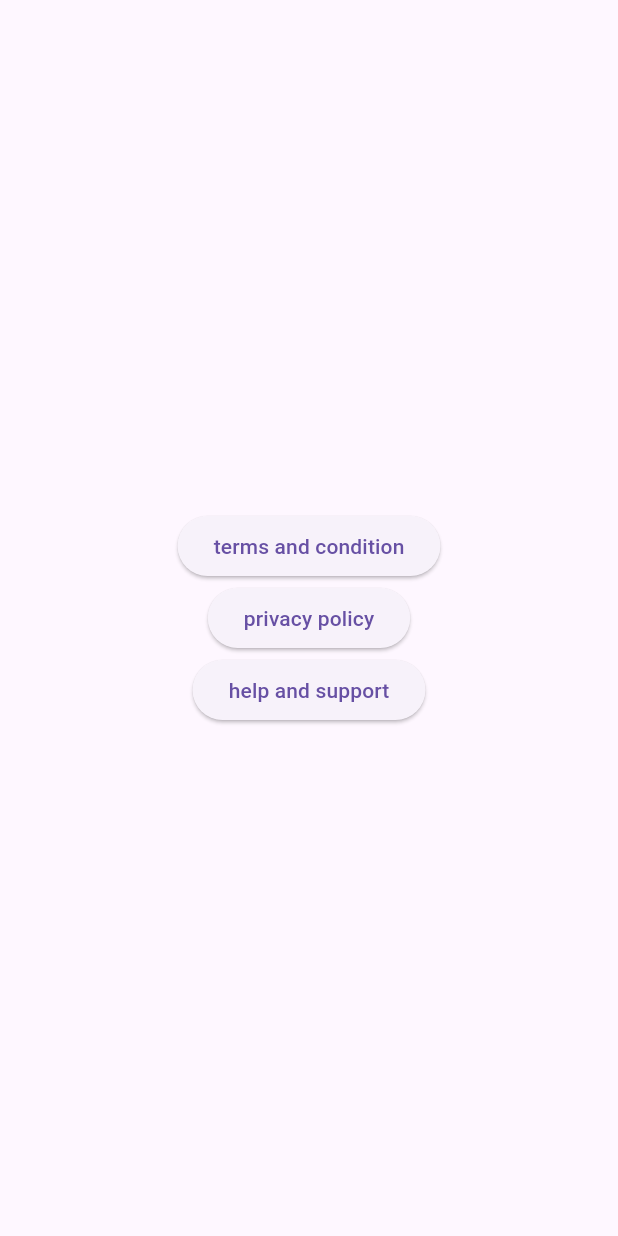
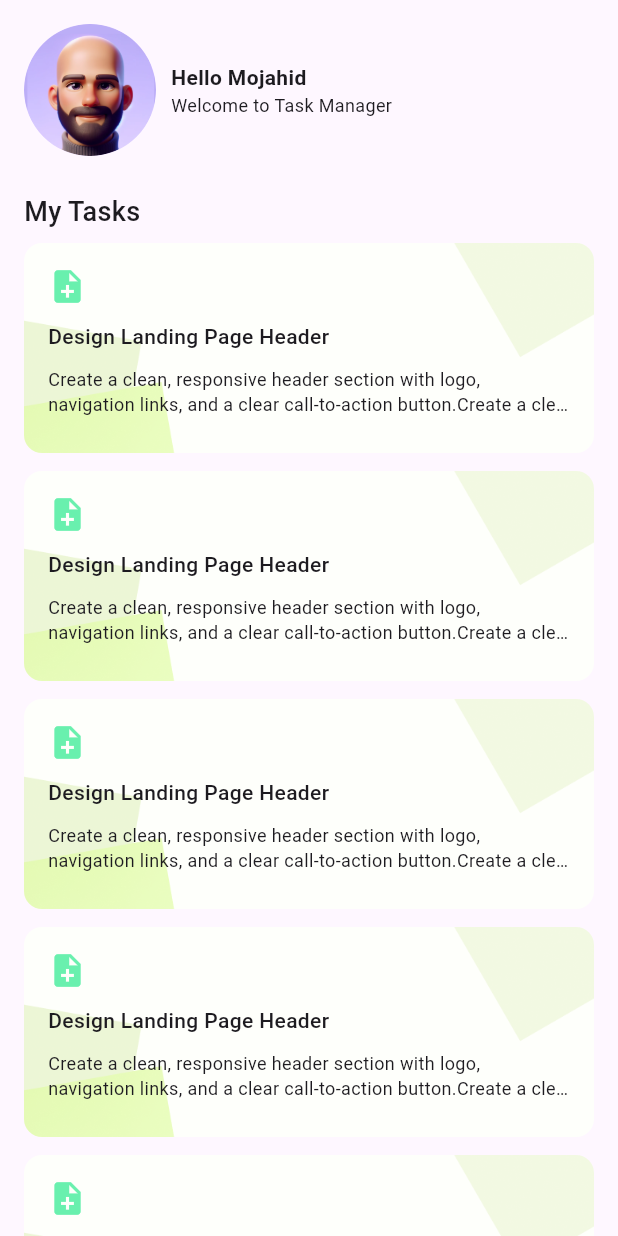
Before and after one commit to Sumon-Pal/task_manager_app, a Flutter app: the MyTaskScreen screen opened directly, on a phone screen of 412 x 824 dp. Run offline on Flutter 3.47's test engine with Material 3 defaults, Android fonts, the phone set to English and light mode, and no system bars; our stand-ins replace flutter_svg, pinput.

Commit message:
design my task screen

```diff
--- a/lib/ui/asset_path.dart
+++ b/lib/ui/asset_path.dart
@@ -6,4 +6,5 @@ class AssetPath {
   static const String slider3 = "$_assetPath/Slider_Frame3.svg";
   static const String task_icon = "$_assetPath/task_icon.svg";
   static const String cardBackground = "$_assetPath/card_background.png";
+  static const String userImage = "$_assetPath/user_image.png";
 }
--- a/lib/ui/screens/my_task_screen.dart
+++ b/lib/ui/screens/my_task_screen.dart
@@ -1,8 +1,6 @@
 import 'package:flutter/material.dart';
-import 'package:task_manager/ui/screens/privacy_policy_screen.dart';
-import 'package:task_manager/ui/screens/tearms_and_condition_page.dart';
-
-import 'help_and_support_screen.dart';
+import 'package:task_manager/ui/asset_path.dart';
+import 'package:task_manager/ui/screens/task_details_screens.dart';
 
 class MyTaskScreen extends StatefulWidget {
   const MyTaskScreen({super.key});
@@ -15,31 +13,113 @@ class _MyTaskScreenState extends State<MyTaskScreen> {
   @override
   Widget build(BuildContext context) {
     return Scaffold(
-      body: Center(
-        child: Column(
-          mainAxisAlignment: MainAxisAlignment.center,
-          children: [
-            ElevatedButton(onPressed: (){
-              Navigator.push(
-                context,
-                MaterialPageRoute(builder: (context) => const TermsAndConditionsPage()),
-              );
-            }, child: Text("terms and condition")),
-            ElevatedButton(onPressed: (){
-              Navigator.push(
-                context,
-                MaterialPageRoute(builder: (context) => const PrivacyPolicyScreen()),
-              );
-            }, child: Text("privacy policy")),
-            ElevatedButton(onPressed: (){
-              Navigator.push(
-                context,
-                MaterialPageRoute(builder: (context) => const SupportPage()),
-              );
-            }, child: Text("help and support")),
-          ],
+      body: SafeArea(
+        child: SingleChildScrollView(
+          // 👈 makes the whole page scrollable
+          padding: const EdgeInsets.all(16),
+          child: Column(
+            crossAxisAlignment: CrossAxisAlignment.start,
+            children: [
+              /// --- Profile Row ---
+              Row(
+                children: [
+                  CircleAvatar(
+                    radius: 44,
+                    backgroundImage: AssetImage(AssetPath.userImage),
+                  ),
+                  const SizedBox(width: 10),
+                  Column(
+                    crossAxisAlignment: CrossAxisAlignment.start,
+                    children: const [
+                      Text(
+                        "Hello Mojahid",
+                        style: TextStyle(
+                          fontSize: 14,
+                          fontWeight: FontWeight.w600,
+                        ),
+                      ),
+                      Text(
+                        "Welcome to Task Manager",
+                        style: TextStyle(
+                          fontSize: 12,
+                          fontWeight: FontWeight.w400,
+                        ),
+                      ),
+                    ],
+                  ),
+                ],
+              ),
+
+              const SizedBox(height: 24),
+              const Text(
+                "My Tasks",
+                style: TextStyle(fontWeight: FontWeight.w500, fontSize: 18),
+              ),
+              const SizedBox(height: 8),
+
+              /// --- Task Cards ---
+              Column(
+                children: List.generate(5, (index) {
+                  return GestureDetector(
+                    onTap: _onTapCard,
+                    child: Container(
+                      height: 140,
+                      width: double.infinity,
+                      margin: const EdgeInsets.only(bottom: 12),
+                      decoration: BoxDecoration(
+                        image: DecorationImage(
+                          image: AssetImage(AssetPath.cardBackground),
+                          fit: BoxFit.cover, // 👈 ensures full fit
+                        ),
+                        borderRadius: BorderRadius.circular(12),
+                      ),
+                      child: Padding(
+                        padding: const EdgeInsets.all(16),
+                        child: Column(
+                          crossAxisAlignment: CrossAxisAlignment.start,
+                          children: [
+                            Icon(
+                              Icons.note_add,
+                              color: Colors.greenAccent,
+                              size: 26,
+                            ),
+                            const SizedBox(height: 10),
+                            Text(
+                              "Design Landing Page Header",
+                              style: TextStyle(
+                                fontSize: 14,
+                                fontWeight: FontWeight.w500,
+                              ),
+                            ),
+                            const SizedBox(height: 10),
+                            Text(
+                              "Create a clean, responsive header section with logo, navigation links, and a clear call-to-action button."
+                              "Create a clean, responsive header section with logo, navigation links, and a clear call-to-action button.",
+                              style: TextStyle(
+                                fontWeight: FontWeight.w400,
+                                fontSize: 12,
+                              ),
+                              maxLines: 2,
+                              overflow: TextOverflow.ellipsis,
+                            ),
+                          ],
+                        ),
+                      ),
+                    ),
+                  );
+                }),
+              ),
+            ],
+          ),
         ),
       ),
     );
   }
+
+  void _onTapCard() {
+    Navigator.push(
+      context,
+      MaterialPageRoute(builder: (context) => TaskDetailsScreens()),
+    );
+  }
 }
--- /dev/null
+++ b/lib/ui/screens/task_details_screens.dart
@@ -0,0 +1,15 @@
+import 'package:flutter/material.dart';
+
+class TaskDetailsScreens extends StatefulWidget {
+  const TaskDetailsScreens({super.key});
+
+  @override
+  State<TaskDetailsScreens> createState() => _TaskDetailsScreensState();
+}
+
+class _TaskDetailsScreensState extends State<TaskDetailsScreens> {
+  @override
+  Widget build(BuildContext context) {
+    return Scaffold();
+  }
+}
```
Also changed, not shown: assets/images/card_background.png, assets/images/user_image.png.
